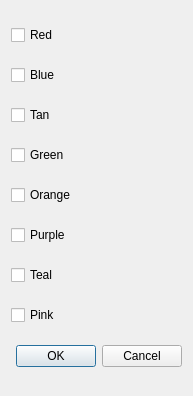
First picture: the form in mapeditor/inspector/playerselectionwidget.ui, repository vcmi/vcmi, before the edit.
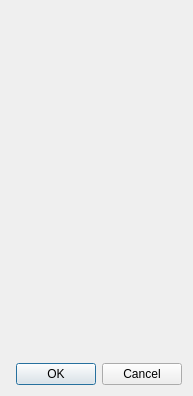
Second picture: the form after the edit.

Commit message: - Replaced hardcoded checkboxes in PlayerSelectionWidget with dynamic creation using PlayerColor::ALL_PLAYERS - Cancel button now properly closes dialog without saving selection

Patch:
```diff
--- a/mapeditor/inspector/playerselectionwidget.ui
+++ b/mapeditor/inspector/playerselectionwidget.ui
@@ -14,85 +14,10 @@
    <string>Select players</string>
   </property>
   <layout class="QVBoxLayout" name="verticalLayout">
-   <item>
-    <widget class="QCheckBox" name="checkBoxRed">
-     <property name="text">
-      <string>Red</string>
-     </property>
-     <property name="tristate">
-      <bool>false</bool>
-     </property>
-    </widget>
-   </item>
-   <item>
-    <widget class="QCheckBox" name="checkBoxBlue">
-     <property name="text">
-      <string>Blue</string>
-     </property>
-     <property name="tristate">
-      <bool>false</bool>
-     </property>
-    </widget>
-   </item>
-   <item>
-    <widget class="QCheckBox" name="checkBoxTan">
-     <property name="text">
-      <string>Tan</string>
-     </property>
-     <property name="tristate">
-      <bool>false</bool>
-     </property>
-    </widget>
-   </item>
-   <item>
-    <widget class="QCheckBox" name="checkBoxGreen">
-     <property name="text">
-      <string>Green</string>
-     </property>
-     <property name="tristate">
-      <bool>false</bool>
-     </property>
-    </widget>
-   </item>
-   <item>
-    <widget class="QCheckBox" name="checkBoxOrange">
-     <property name="text">
-      <string>Orange</string>
-     </property>
-     <property name="tristate">
-      <bool>false</bool>
-     </property>
-    </widget>
-   </item>
-   <item>
-    <widget class="QCheckBox" name="checkBoxPurple">
-     <property name="text">
-      <string>Purple</string>
-     </property>
-     <property name="tristate">
-      <bool>false</bool>
-     </property>
-    </widget>
-   </item>
-   <item>
-    <widget class="QCheckBox" name="checkBoxTeal">
-     <property name="text">
-      <string>Teal</string>
-     </property>
-     <property name="tristate">
-      <bool>false</bool>
-     </property>
-    </widget>
-   </item>
-   <item>
-    <widget class="QCheckBox" name="checkBoxPink">
-     <property name="text">
-      <string>Pink</string>
-     </property>
-     <property name="tristate">
-      <bool>false</bool>
-     </property>
-    </widget>
+  <item>
+  <widget class="QWidget" name="checkboxContainer">
+    <layout class="QVBoxLayout" name="checkboxLayout"/>
+   </widget>
    </item>
    <item>
     <widget class="QDialogButtonBox" name="buttonBox">
```
The commit also changes 2 other files.
